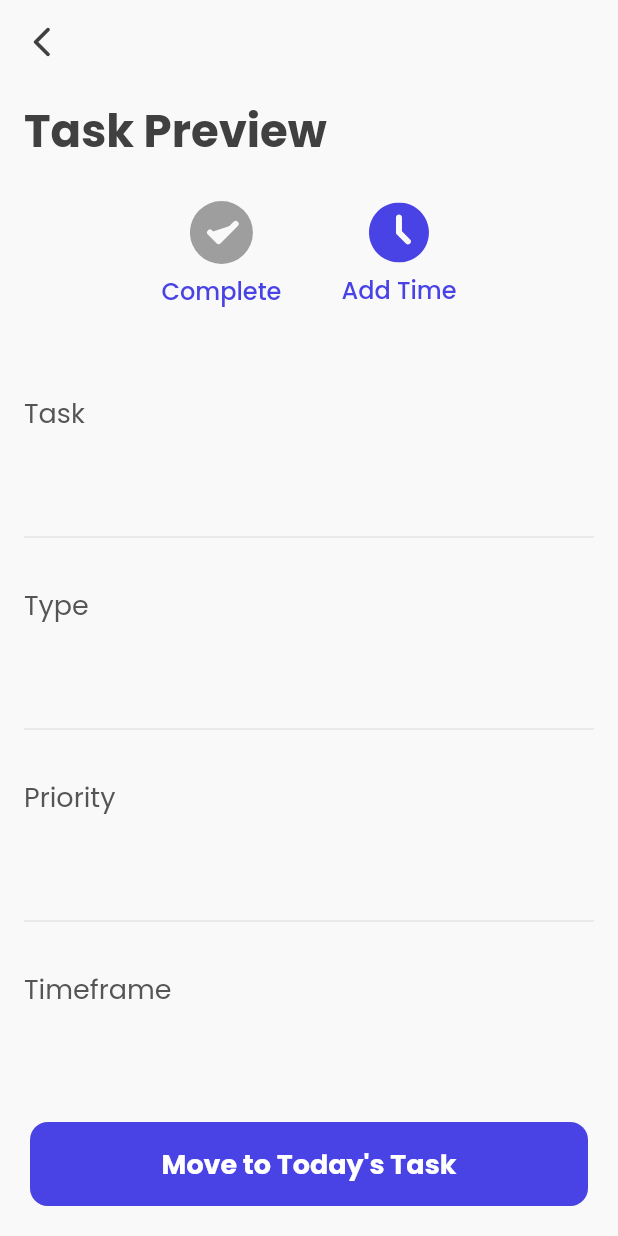
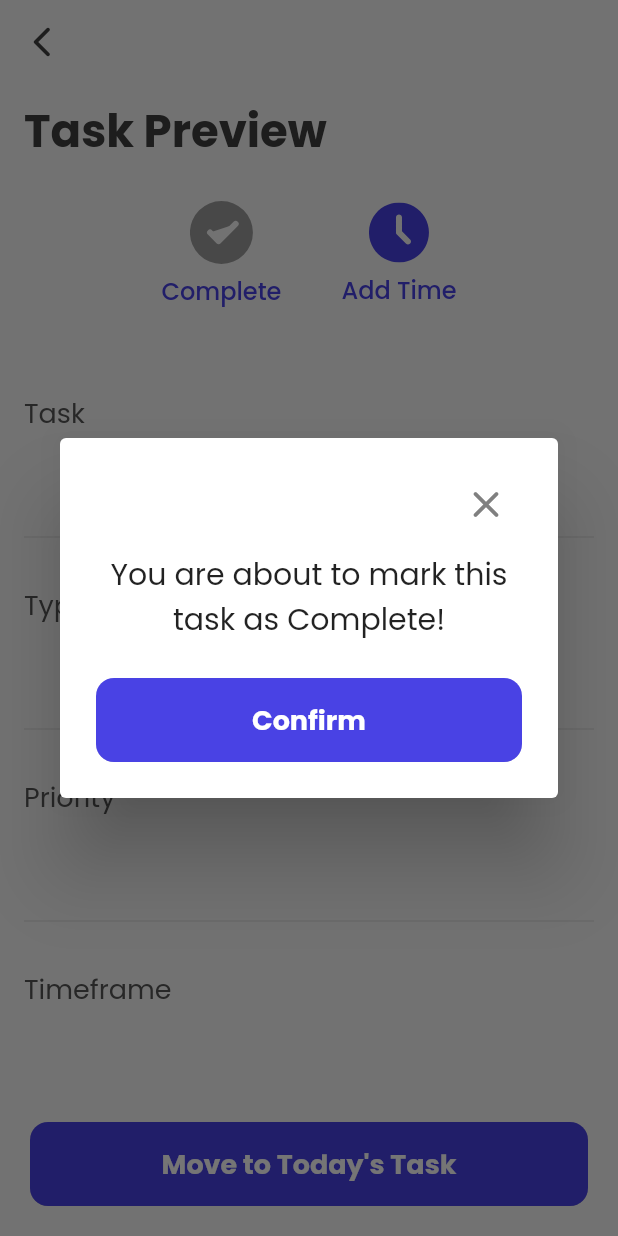
Before and after one commit to abbas-25/todo-sample-task, a Flutter app: the TaskDetailsPage screen opened directly with empty values, after a tap on an icon or button, on a phone screen of 412 x 824 dp. Run offline on Flutter 3.47's test engine with Material 2 defaults, Android fonts, the phone set to English and light mode, and no system bars; our stand-ins replace appwrite, flutter_screenutil, flutter_speed_dial, flutter_svg; network calls fail.

Commit message:
added confirm popups in goal/task completion

```diff
--- a/lib/src/views/task_details/task_details_page.dart
+++ b/lib/src/views/task_details/task_details_page.dart
@@ -5,6 +5,7 @@ import 'package:provider/provider.dart';
 import 'package:todo_sample/src/common_widgets/page_header.dart';
 import 'package:todo_sample/src/common_widgets/primary_appbar.dart';
 import 'package:todo_sample/src/common_widgets/primary_button.dart';
+import 'package:todo_sample/src/config/typography.dart';
 import 'package:todo_sample/src/providers/edit_tasks_provider.dart';
 import 'package:todo_sample/src/providers/task_details_provider.dart';
 import 'package:todo_sample/src/utils/utils.dart';
@@ -65,7 +66,7 @@ class _TaskDetailsPageState extends State<TaskDetailsPage> {
                           children: [
                             _buildPageHeader(context),
                             const SizedBox(height: 24),
-                            _buildOptions() ,
+                            _buildOptions(),
                             const SizedBox(height: 24),
                             const SizedBox(height: 32),
                             SingleTaskPreviewDetailWidget(
@@ -180,7 +181,7 @@ class _TaskDetailsPageState extends State<TaskDetailsPage> {
             state: detailsProvider.isCompleted.value,
             title: "Complete",
             onTap: () {
-              detailsProvider.toggleTaskComplete(widget.task);
+             _showConfirmPopup();
             },
           ),
         ),
@@ -223,4 +224,52 @@ class _TaskDetailsPageState extends State<TaskDetailsPage> {
       // ),
     );
   }
+
+  _showConfirmPopup() {
+     showDialog(
+                  context: context,
+                  builder: ((context) => AlertDialog(
+                        // contentPadding: const EdgeInsets.all(20),
+                        actionsPadding: const EdgeInsets.fromLTRB(24,0, 24, 24),
+                        content: Column(
+                          mainAxisSize: MainAxisSize.min,
+                          children: [
+                            Row(
+                              children: [
+                                const Spacer(),
+                                IconButton(
+                                    onPressed: () {
+                                      Navigator.of(context).pop();
+                                    },
+                                    icon: const Icon(
+                                      Icons.close_rounded,
+                                      color: Color(0xff808080),
+                                      size: 30,
+                                    ))
+                              ],
+                            ),
+                            const SizedBox(
+                              height: 8,
+                            ),
+                            Center(
+                              child: Text(
+                                "You are about to mark this task as ${detailsProvider.isCompleted.value ? "Incomplete" : "Complete"}!",
+                                textAlign: TextAlign.center,
+                                style: AppTypography.title2,
+                              ),
+                            ),
+                          ],
+                        ),
+                        actions: [
+                          PrimaryButton(
+                            title: "Confirm",
+                            onTap: () {
+                              detailsProvider.toggleTaskComplete(widget.task).then((value) {
+                                Navigator.of(context).pop();
+                              });
+                            },
+                          )
+                        ],
+                      )));
+  }
 }
```
Also changed, not shown: lib/src/views/goal_details/goal_details_page.dart (+61 -9 lines), pubspec.lock, 1 other file.
